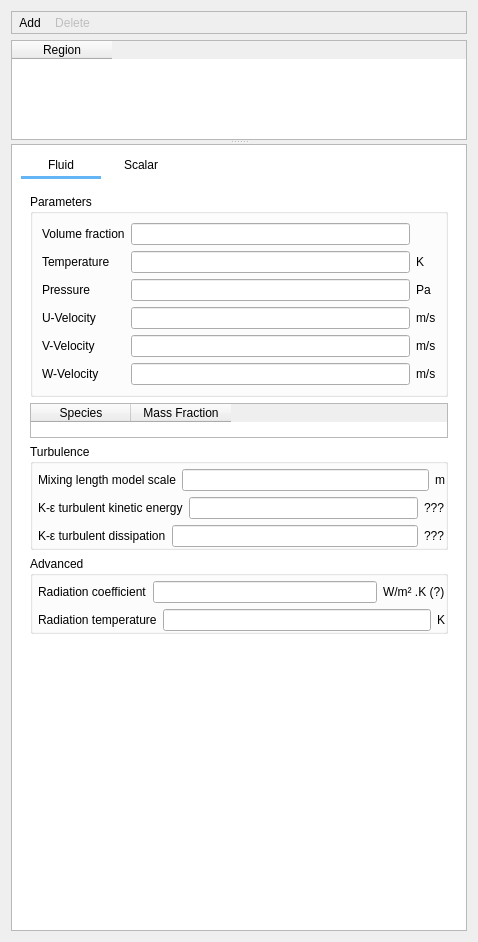
Before: the Qt Designer form gui/uifiles/initial_conditions.ui in truongd8593/mfix, drawn with Qt 5.
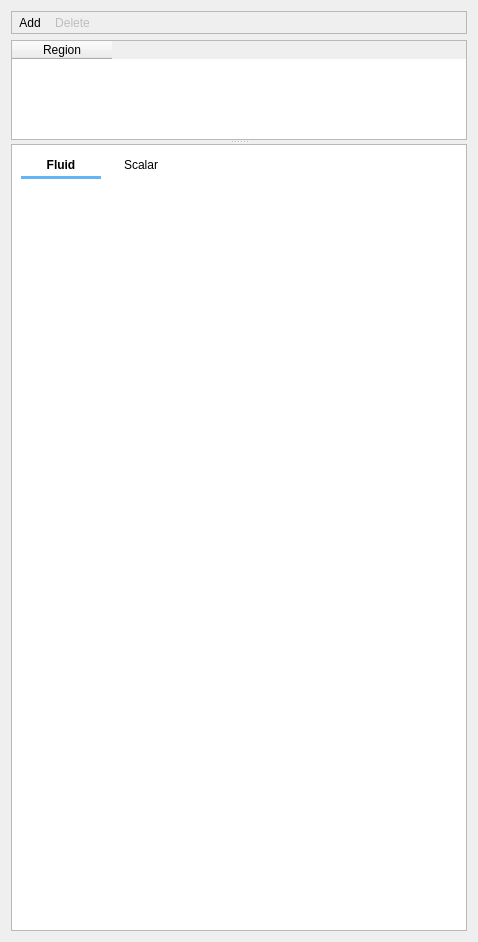
After: the same form once the commit is applied. The open tabs and pages were chosen to show the change. Custom widgets are drawn as their Qt base class.

```diff
--- a/gui/uifiles/initial_conditions.ui
+++ b/gui/uifiles/initial_conditions.ui
@@ -153,6 +153,12 @@
           </property>
           <item row="0" column="0">
            <widget class="QPushButton" name="pushbutton_fluid">
+            <property name="font">
+             <font>
+              <weight>75</weight>
+              <bold>true</bold>
+             </font>
+            </property>
             <property name="text">
              <string>Fluid</string>
             </property>
@@ -214,12 +220,24 @@
             <item>
              <widget class="QGroupBox" name="groupbox_parameters">
               <property name="title">
-               <string>Parameters</string>
+               <string/>
               </property>
               <property name="flat">
                <bool>true</bool>
               </property>
               <layout class="QGridLayout" name="gridLayout_2">
+               <property name="leftMargin">
+                <number>0</number>
+               </property>
+               <property name="topMargin">
+                <number>0</number>
+               </property>
+               <property name="rightMargin">
+                <number>0</number>
+               </property>
+               <property name="bottomMargin">
+                <number>5</number>
+               </property>
                <item row="4" column="0">
                 <widget class="QLabel" name="label_ic_v_g">
                  <property name="text">
@@ -366,7 +384,7 @@
                 <number>0</number>
                </property>
                <property name="bottomMargin">
-                <number>0</number>
+                <number>5</number>
                </property>
                <item>
                 <layout class="QHBoxLayout" name="horizontalLayout_2">
@@ -499,6 +517,24 @@
             </item>
            </layout>
           </widget>
+          <widget class="QWidget" name="page_solid"/>
+          <widget class="QWidget" name="page_scalar">
+           <layout class="QGridLayout" name="gridLayout">
+            <item row="0" column="0">
+             <spacer name="spacer_scalar">
+              <property name="orientation">
+               <enum>Qt::Vertical</enum>
+              </property>
+              <property name="sizeHint" stdset="0">
+               <size>
+                <width>20</width>
+                <height>40</height>
+               </size>
+              </property>
+             </spacer>
+            </item>
+           </layout>
+          </widget>
          </widget>
         </item>
         <item row="0" column="1">
```
Left out of the diff: 3 changed lines with no effect on the pictures.
